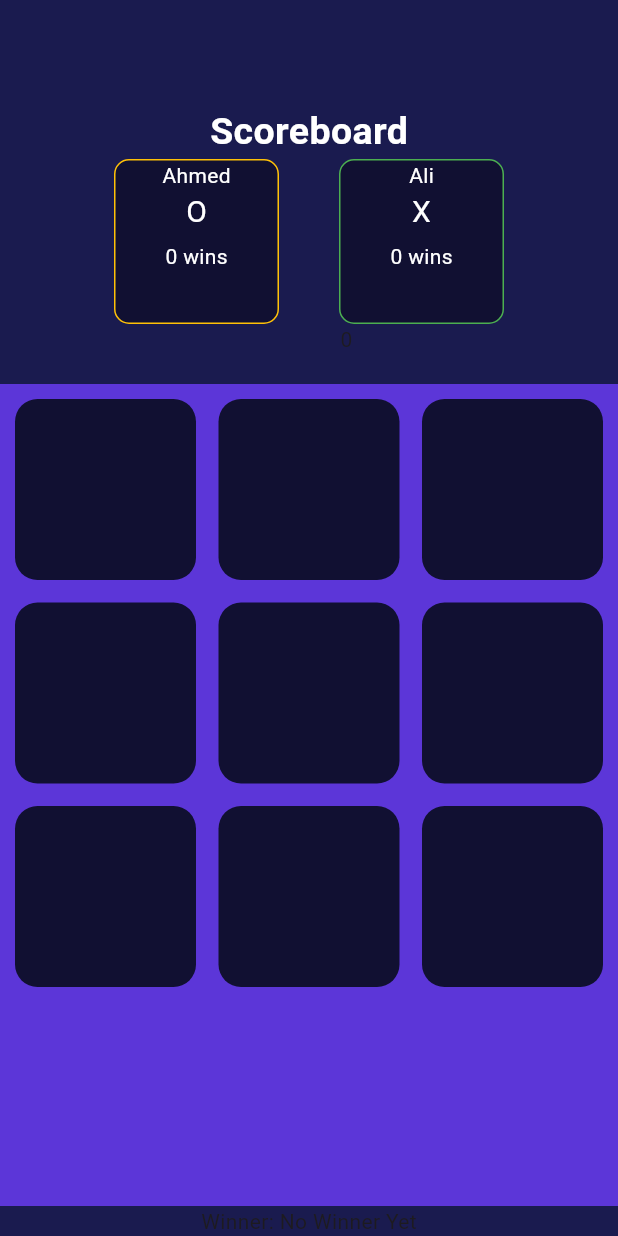
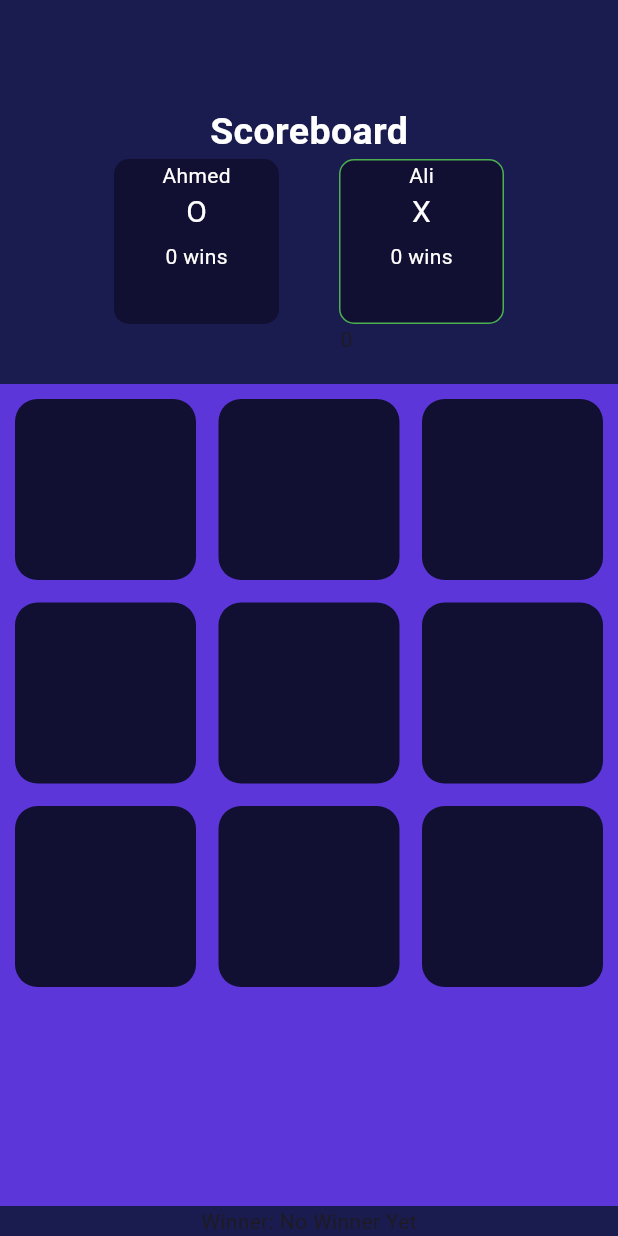
Before and after one commit to 3SyedShayan/Tic-Tac-Toe, a Flutter app: the screen it shows after launch, on a phone screen of 412 x 824 dp. Run offline on Flutter 3.47's test engine with Material 3 defaults, Android fonts, the phone set to English and light mode, and no system bars; our stand-ins replace flutter_riverpod, google_fonts.

Commit message:
Color change on turn

```diff
--- a/lib/widgets/scoreboard.dart
+++ b/lib/widgets/scoreboard.dart
@@ -29,7 +29,10 @@ class Scoreboard extends ConsumerWidget {
                 color: Color.fromRGBO(17, 16, 50, 1),
                 borderRadius: BorderRadius.circular(10),
                 border: Border.all(
-                  color: ref.watch(playerXTurn) ? Colors.amber : Colors.green,
+                  color:
+                      ref.watch(playerXTurn)
+                          ? Colors.transparent
+                          : Colors.green,
                 ),
               ),
               child: Center(
@@ -64,7 +67,10 @@ class Scoreboard extends ConsumerWidget {
                 color: Color.fromRGBO(17, 16, 50, 1),
                 borderRadius: BorderRadius.circular(10),
                 border: Border.all(
-                  color: ref.watch(playerXTurn) ? Colors.green : Colors.amber,
+                  color:
+                      ref.watch(playerXTurn)
+                          ? Colors.green
+                          : Colors.transparent,
                 ),
               ),
               child: Center(
```
